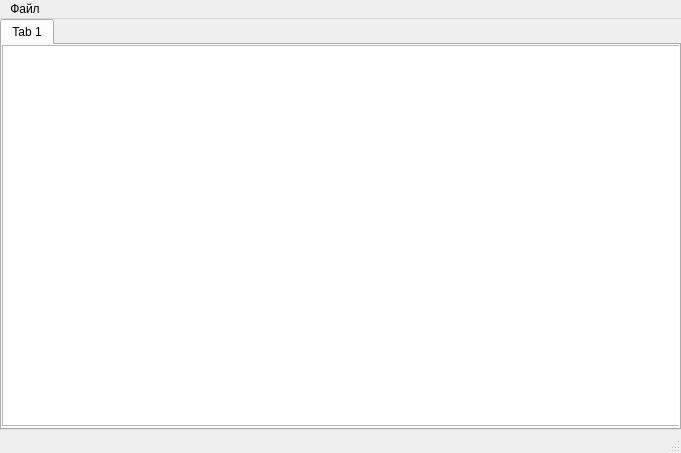
Above: src/mainwindow.ui from artur1214/cppMainAsks before the change. Below: the same form after it.
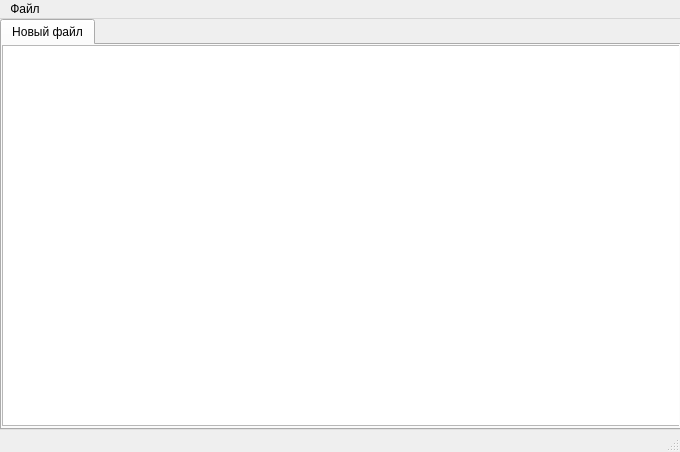
That is the form after the change.

```diff
--- a/src/mainwindow.ui
+++ b/src/mainwindow.ui
@@ -6,8 +6,8 @@
    <rect>
     <x>0</x>
     <y>0</y>
-    <width>681</width>
-    <height>453</height>
+    <width>680</width>
+    <height>452</height>
    </rect>
   </property>
   <property name="windowTitle">
@@ -28,7 +28,7 @@
     </property>
     <widget class="QWidget" name="tab">
      <attribute name="title">
-      <string>Tab 1</string>
+      <string>Новый файл</string>
      </attribute>
      <widget class="QTextEdit" name="currTextEdit">
       <property name="geometry">
@@ -53,7 +53,7 @@
     <rect>
      <x>0</x>
      <y>0</y>
-     <width>681</width>
+     <width>680</width>
      <height>21</height>
     </rect>
    </property>
```
